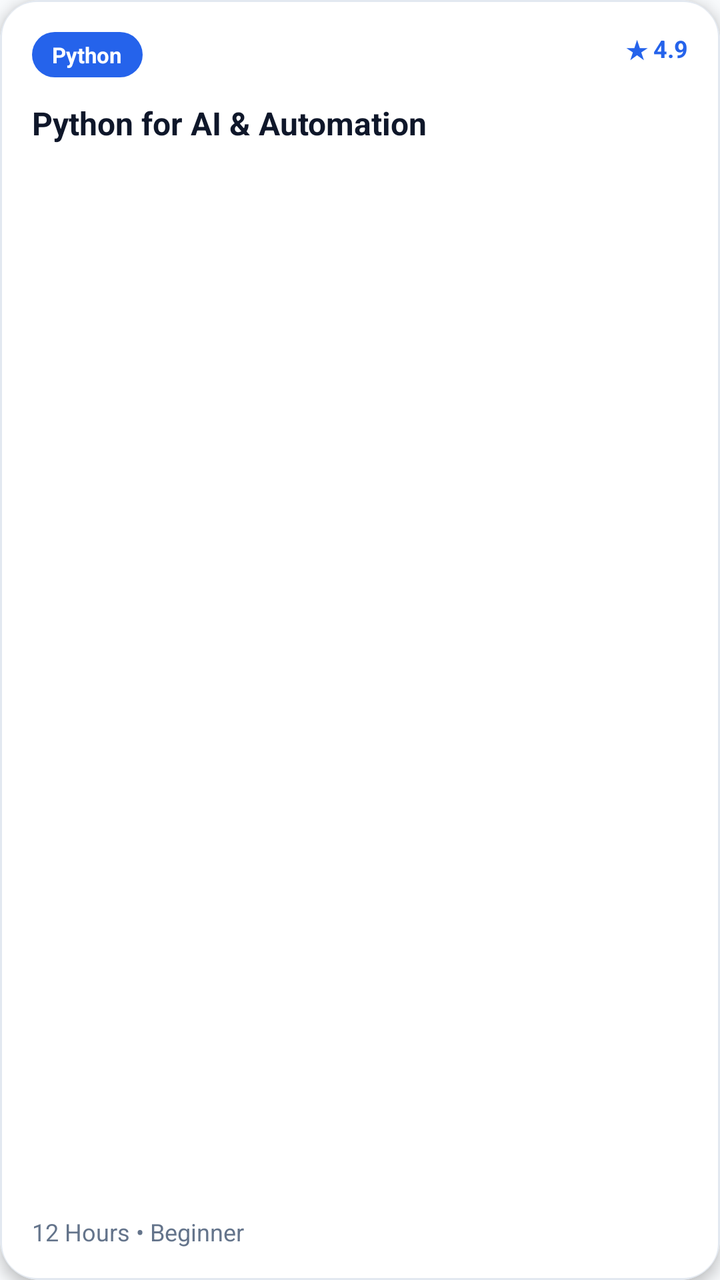
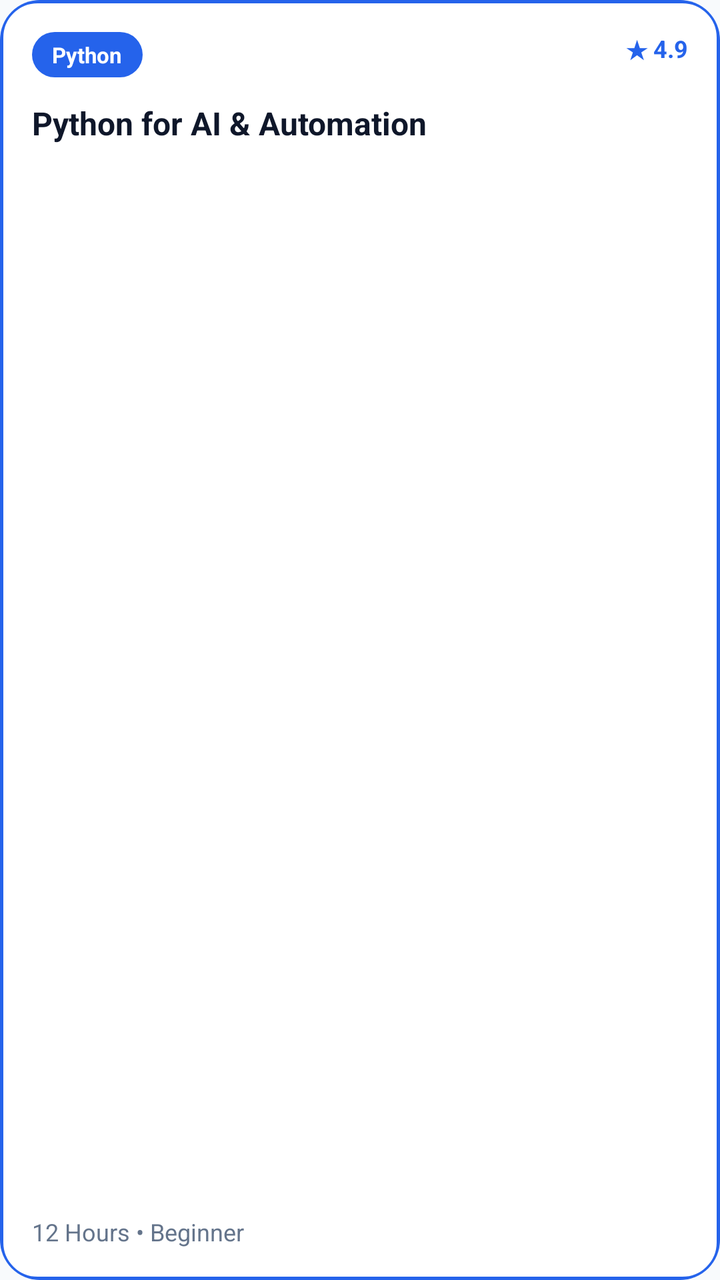

Before-and-after screenshots of an Android layout around one commit, followed by the original layout XML and the change that was made.
<!-- AndroidManifest.xml: application theme Theme.CertifAI -->
<!-- res/layout/item_course_horizontal.xml -->
<?xml version="1.0" encoding="utf-8"?>
<androidx.cardview.widget.CardView xmlns:android="http://schemas.android.com/apk/res/android"
    xmlns:app="http://schemas.android.com/apk/res-auto"
    android:layout_width="260dp"
    android:layout_height="160dp"
    android:layout_marginEnd="16dp"
    app:cardBackgroundColor="@color/surface_light"
    app:cardCornerRadius="20dp"
    app:cardElevation="4dp">

    <androidx.constraintlayout.widget.ConstraintLayout
        android:layout_width="match_parent"
        android:layout_height="match_parent"
        android:background="@drawable/bg_card_surface"
        android:padding="16dp">

        <TextView
            android:id="@+id/tvCategory"
            android:layout_width="wrap_content"
            android:layout_height="wrap_content"
            android:background="@drawable/bg_chip_selected"
            android:paddingHorizontal="10dp"
            android:paddingVertical="4dp"
            android:text="Python"
            android:textColor="@color/white"
            android:textSize="11sp"
            android:textStyle="bold"
            app:layout_constraintStart_toStartOf="parent"
            app:layout_constraintTop_toTopOf="parent" />

        <TextView
            android:id="@+id/tvRating"
            android:layout_width="wrap_content"
            android:layout_height="wrap_content"
            android:text="★ 4.9"
            android:textColor="@color/electric_blue"
            android:textSize="12sp"
            android:textStyle="bold"
            app:layout_constraintEnd_toEndOf="parent"
            app:layout_constraintTop_toTopOf="parent" />

        <TextView
            android:id="@+id/tvTitle"
            android:layout_width="0dp"
            android:layout_height="wrap_content"
            android:layout_marginTop="12dp"
            android:ellipsize="end"
            android:maxLines="2"
            android:text="Python for AI &amp; Automation"
            android:textColor="@color/text_primary_light"
            android:textSize="16sp"
            android:textStyle="bold"
            app:layout_constraintEnd_toEndOf="parent"
            app:layout_constraintStart_toStartOf="parent"
            app:layout_constraintTop_toBottomOf="@id/tvCategory" />

        <TextView
            android:id="@+id/tvDuration"
            android:layout_width="wrap_content"
            android:layout_height="wrap_content"
            android:text="12 Hours • Beginner"
            android:textColor="@color/text_secondary_light"
            android:textSize="12sp"
            app:layout_constraintBottom_toBottomOf="parent"
            app:layout_constraintStart_toStartOf="parent" />

    </androidx.constraintlayout.widget.ConstraintLayout>
</androidx.cardview.widget.CardView>
<!-- resources referenced by this layout -->
<resources>
  <color name="electric_blue">#2563EB</color>
  <color name="surface_light">#FFFFFF</color>
  <color name="text_primary_light">#0F172A</color>
  <color name="text_secondary_light">#64748B</color>
  <color name="white">#FFFFFFFF</color>
  <!-- drawable bg_card_surface (drawable) -->
  <?xml version="1.0" encoding="utf-8"?>
  <shape xmlns:android="http://schemas.android.com/apk/res/android"
      android:shape="rectangle">
      <solid android:color="@color/surface_light" />
      <corners android:radius="18dp" />
      <stroke
          android:width="1dp"
          android:color="@color/border_light" />
  </shape>
  <!-- drawable bg_chip_selected (drawable) -->
  <?xml version="1.0" encoding="utf-8"?>
  <shape xmlns:android="http://schemas.android.com/apk/res/android"
      android:shape="rectangle">
      <solid android:color="@color/electric_blue" />
      <corners android:radius="20dp" />
  </shape>
  <style name="Theme.CertifAI" parent="Base.Theme.CertifAI" />
  <color name="border_light">#E2E8F0</color>
  <style name="Base.Theme.CertifAI" parent="Theme.Material3.DayNight.NoActionBar">
          <item name="colorPrimary">@color/electric_blue</item>
          <item name="colorOnPrimary">@color/white</item>
          <item name="colorSecondary">@color/cyan_accent</item>
          <item name="android:statusBarColor">@color/bg_light</item>
          <item name="android:windowLightStatusBar">true</item>
          <item name="android:windowBackground">@color/bg_light</item>
      </style>
  <color name="cyan_accent">#06B6D4</color>
  <color name="bg_light">#F8FAFC</color>
</resources>

<!-- the commit's change to res/layout/item_course_horizontal.xml (unified diff, before → after) -->
@@ -6,7 +6,7 @@
     android:layout_marginEnd="16dp"
     app:cardBackgroundColor="@color/surface_light"
     app:cardCornerRadius="20dp"
-    app:cardElevation="4dp">
+    app:cardElevation="0dp">
 
     <androidx.constraintlayout.widget.ConstraintLayout
         android:layout_width="match_parent"
<!-- resource entries referenced after the edit -->
@@ -12,8 +12,8 @@
       <solid android:color="@color/surface_light" />
       <corners android:radius="18dp" />
       <stroke
-          android:width="1dp"
-          android:color="@color/border_light" />
+          android:width="1.5dp"
+          android:color="@color/electric_blue" />
   </shape>
   <!-- drawable bg_chip_selected (drawable) -->
   <?xml version="1.0" encoding="utf-8"?>
@@ -23,7 +23,6 @@
       <corners android:radius="20dp" />
   </shape>
   <style name="Theme.CertifAI" parent="Base.Theme.CertifAI" />
-  <color name="border_light">#E2E8F0</color>
   <style name="Base.Theme.CertifAI" parent="Theme.Material3.DayNight.NoActionBar">
           <item name="colorPrimary">@color/electric_blue</item>
           <item name="colorOnPrimary">@color/white</item>
